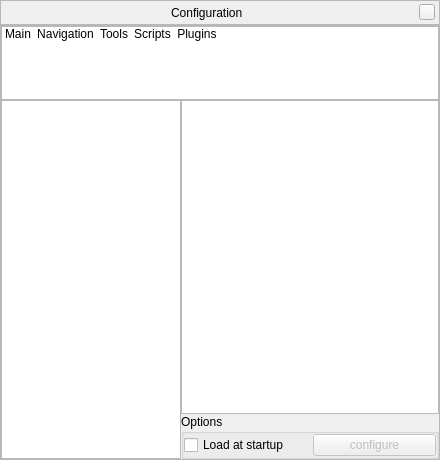
This is src/gui/configurationDialog.ui in Stellarium/stellarium as Qt 5 draws it before an edit. The edited form follows.
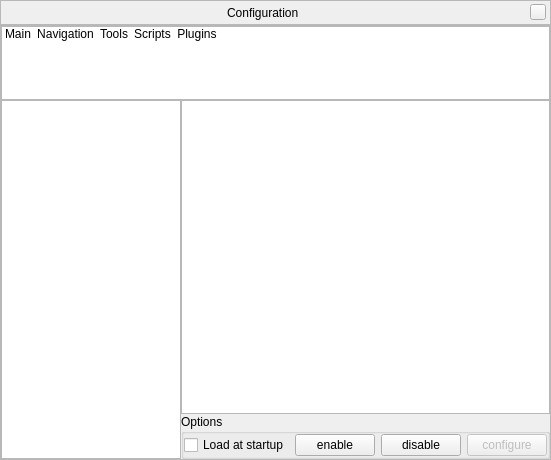
This is the edited form. The open tabs and pages were chosen to show the change. Icons and pictures are not drawn. Custom widgets are drawn as their Qt base class.

Commit message: Apply patch by Bernhard Reutner-Fischer for dynamic (un)load plugins with small modifications by Alexander Wolf

Diff of the .ui file:
```diff
--- a/src/gui/configurationDialog.ui
+++ b/src/gui/configurationDialog.ui
@@ -990,6 +990,20 @@
                  </property>
                 </widget>
                </item>
+               <item>
+                <widget class="QPushButton" name="pluginEnableButton">
+                  <property name="text">
+                    <string>enable</string>
+                  </property>
+                </widget>
+               </item>
+               <item>
+                <widget class="QPushButton" name="pluginDisableButton">
+                  <property name="text">
+                    <string>disable</string>
+                  </property>
+                </widget>
+               </item>
                <item>
                 <widget class="QPushButton" name="pluginConfigureButton">
                  <property name="enabled">
```
The commit also changes 15 other files.
